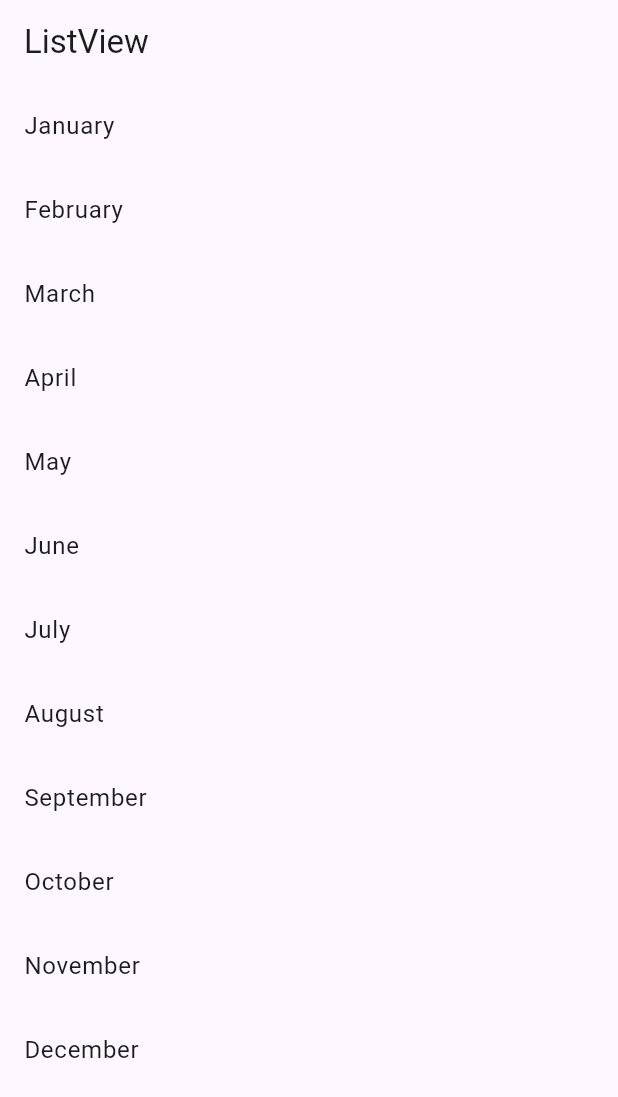
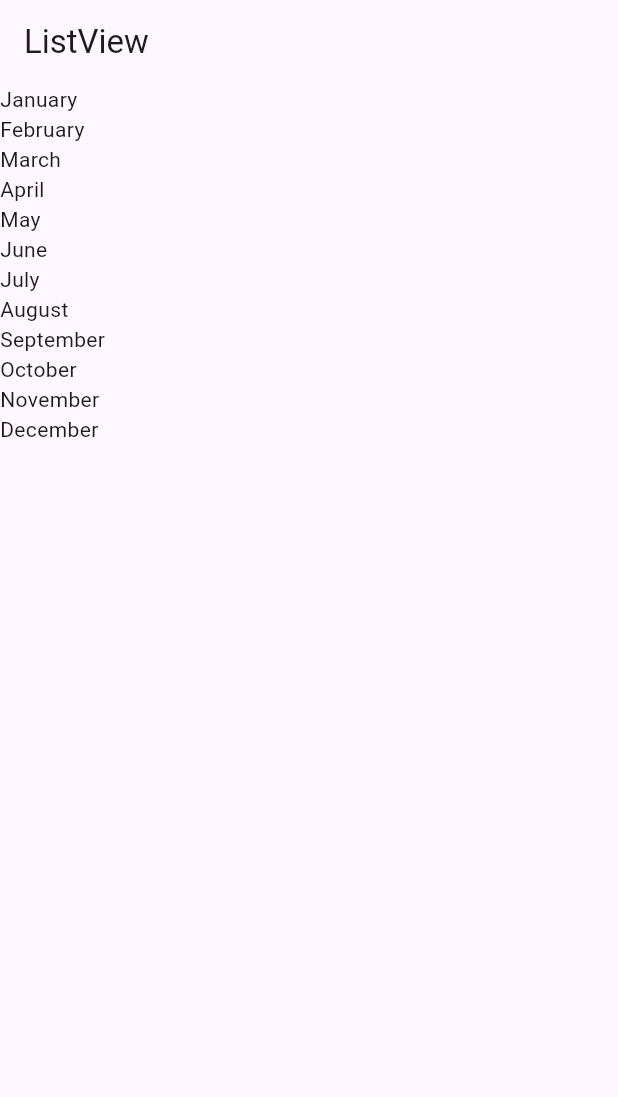
Before and after one commit to 837100/appschool7th, a Flutter app: the screen it shows after launch, on a phone screen of 412 x 824 dp. Shown: the top 1097 px of the screen. Run offline on Flutter 3.47's test engine with Material 3 defaults, Android fonts, the phone set to English and light mode, and no system bars; our stand-ins replace google_fonts.

Commit message:
my_list_view.dart에서 항목 표시 방식을 ListTile에서 Row로 변경

```diff
--- a/05-DartandFlutter/list_navigation/lib/my_list_view.dart
+++ b/05-DartandFlutter/list_navigation/lib/my_list_view.dart
@@ -1,4 +1,5 @@
 import 'package:flutter/material.dart';
+import 'package:flutter/rendering.dart';
 
 class ListDataItems {
   final List<String> monthItems = [
@@ -31,8 +32,15 @@ class MyListView extends StatelessWidget {
       body: ListView.builder(
         itemCount: item.monthItems.length,
         itemBuilder: (context, index) {
-          return ListTile(
-            title: Text(item.monthItems[index]),
+
+            // return ListTile(
+            // title: Text(item.monthItems[index]),);
+
+          return Row(
+            children: [
+              Text(item.monthItems[index]),
+              const SizedBox(width: 10),
+            ],
           );
         },
       ),
```
